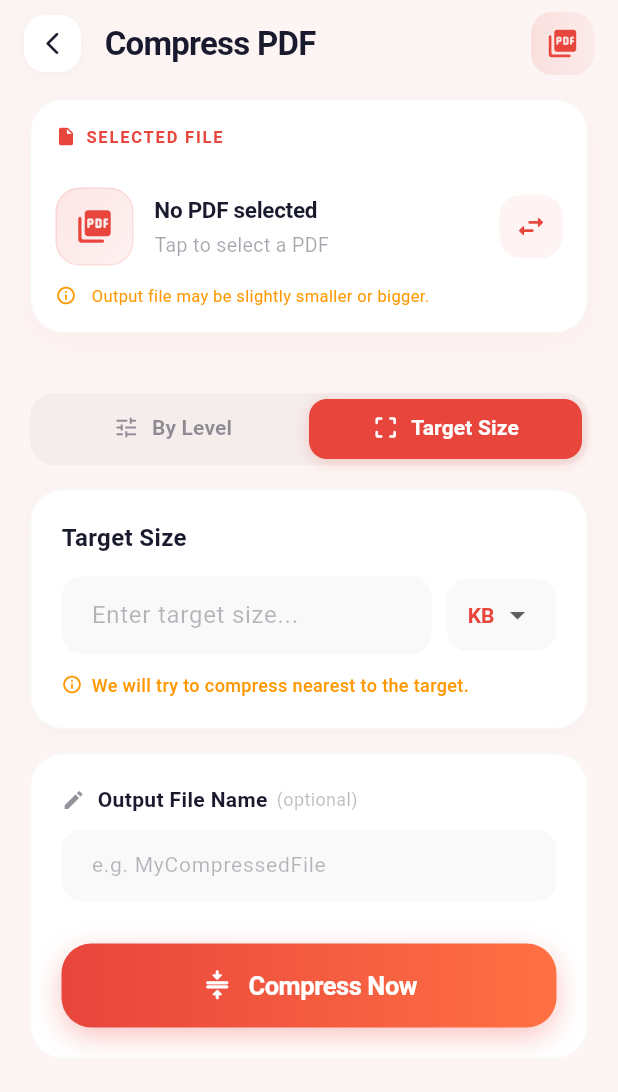
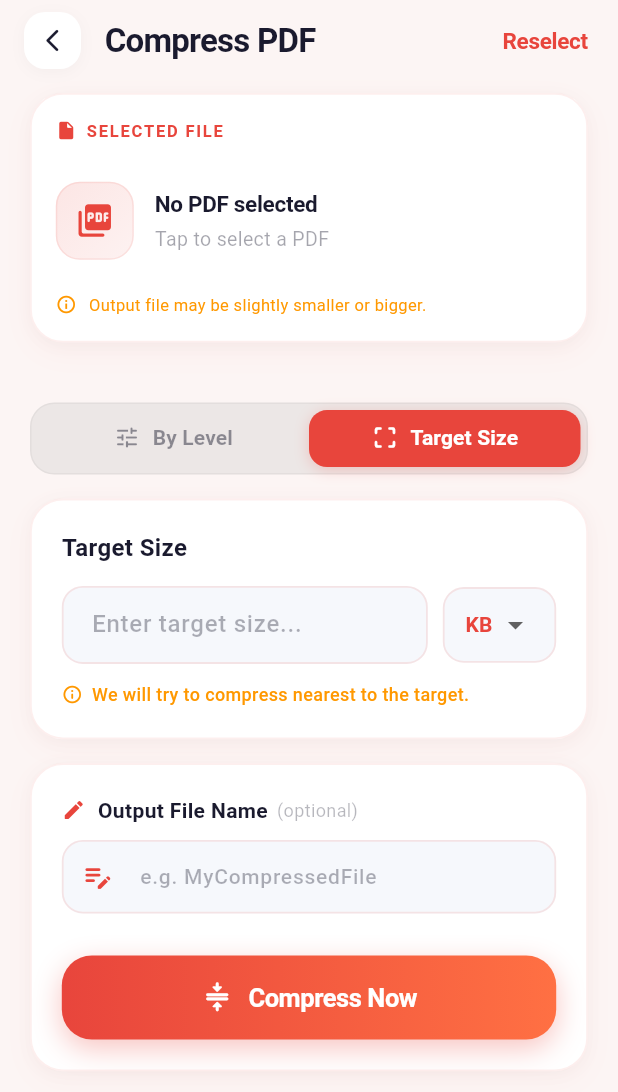
Before and after one commit to anil-s-yadav/REDPDF_compress, a Flutter app: the CompressPdfScreen screen opened by its route, tab 2 chosen, on a phone screen of 412 x 824 dp. Shown: the top 1092 px of the screen. Run offline on Flutter 3.47's test engine with Material 3 defaults, Android fonts, the phone set to English and light mode, and no system bars; our stand-ins replace file_picker, flutter_image_compress, flutter_local_notifications, flutter_timezone, open_filex, share_plus and 2 more; missing offline and left inert: external_path, in_app_update, pdf_manipulator, pdfrx, saf; accounts and stored records are empty.

```diff
--- a/lib/screens/pdf_com_screen.dart
+++ b/lib/screens/pdf_com_screen.dart
@@ -14,6 +14,7 @@ import '../providers/settings_provider.dart';
 import '../providers/history_provider.dart';
 import '../models/compression_history_item.dart';
 import 'package:pdf_manipulator/pdf_manipulator.dart';
+import 'package:compress_pdf_redpdf/screens/pdf_view_screen.dart';
 
 class CompressPdfScreen extends StatefulWidget {
   final File? initialFile;
@@ -119,7 +120,7 @@ class _CompressPdfScreenState extends State<CompressPdfScreen>
     });
   }
 
-  Future<String?> _showPasswordDialog() async {
+  Future<String?> _showPasswordDialog({String hint = 'Enter PDF password to unlock'}) async {
     String? password;
     return showDialog<String>(
       context: context,
@@ -132,8 +133,8 @@ class _CompressPdfScreenState extends State<CompressPdfScreen>
           title: const Text('Password Protected'),
           content: TextField(
             obscureText: true,
-            decoration: const InputDecoration(
-              hintText: 'Enter PDF password to unlock',
+            decoration: InputDecoration(
+              hintText: hint,
             ),
             onChanged: (value) {
               password = value;
@@ -151,6 +152,63 @@ class _CompressPdfScreenState extends State<CompressPdfScreen>
           ],
         );
       },
+    );
+  }
+
+  Future<void> _viewSelectedPdf() async {
+    final file = _selectedPdf;
+    if (file == null) return;
+
+    if (!await file.exists()) {
+      if (!mounted) return;
+      ScaffoldMessenger.of(context).showSnackBar(
+        const SnackBar(content: Text('Selected PDF file not found.')),
+      );
+      return;
+    }
+
+    final name = file.uri.pathSegments.isNotEmpty
+        ? file.uri.pathSegments.last
+        : 'PDF Document';
+
+    bool isProtected = false;
+    try {
+      final protectionInfo = await PdfManipulator().pdfValidityAndProtection(
+        params: PDFValidityAndProtectionParams(pdfPath: file.path),
+      );
+      if (protectionInfo != null &&
+          (protectionInfo.isOpenPasswordProtected == true ||
+              protectionInfo.isOwnerPasswordProtected == true)) {
+        isProtected = true;
+      }
+    } catch (_) {}
+
+    String? password;
+    if (isProtected) {
+      if (!mounted) return;
+      password = await _showPasswordDialog(hint: 'Enter PDF password to view');
+      if (password == null || password.isEmpty) {
+        if (mounted) {
+          ScaffoldMessenger.of(context).showSnackBar(
+            const SnackBar(
+              content: Text('Password is required to view this PDF.'),
+            ),
+          );
+        }
+        return;
+      }
+    }
+
+    if (!mounted) return;
+    Navigator.push(
+      context,
+      MaterialPageRoute(
+        builder: (context) => PdfViewScreen(
+          title: name,
+          path: file.path,
+          password: password,
+        ),
+      ),
     );
   }
 
@@ -424,21 +482,20 @@ class _CompressPdfScreenState extends State<CompressPdfScreen>
               ),
             ),
           ),
-          Container(
-            padding: const EdgeInsets.all(10),
-            decoration: BoxDecoration(
-              gradient: LinearGradient(
-                colors: [
-                  colors.primary.withAlpha(30),
-                  colors.primary.withAlpha(15),
-                ],
+          GestureDetector(
+            onTap: _pickPdf,
+            behavior: HitTestBehavior.opaque,
+            child: Padding(
+              padding: const EdgeInsets.symmetric(horizontal: 4, vertical: 8),
+              child: Text(
+                "Reselect",
+                style: TextStyle(
+                  color: colors.primary,
+                  fontSize: 15,
+                  fontWeight: FontWeight.w700,
+                  letterSpacing: -0.2,
                 ),
-              borderRadius: BorderRadius.circular(14),
               ),
-            child: Icon(
-              Icons.picture_as_pdf_rounded,
-              size: 22,
-              color: colors.primary,
             ),
           ),
         ],
@@ -458,13 +515,19 @@ class _CompressPdfScreenState extends State<CompressPdfScreen>
         color: colors.card,
         borderRadius: BorderRadius.circular(22),
         border: Border.all(
-          color: isDark ? Colors.white.withAlpha(8) : Colors.black.withAlpha(6),
+          color: isDark ? Colors.white.withAlpha(18) : colors.primary.withAlpha(22),
+          width: 1.2,
         ),
         boxShadow: [
           BoxShadow(
-            color: colors.primary.withAlpha(isDark ? 10 : 12),
+            color: colors.primary.withAlpha(isDark ? 15 : 12),
             blurRadius: 16,
             offset: const Offset(0, 6),
+          ),
+          BoxShadow(
+            color: Colors.black.withAlpha(isDark ? 30 : 6),
+            blurRadius: 8,
+            offset: const Offset(0, 2),
           ),
         ],
       ),
@@ -492,7 +555,10 @@ class _CompressPdfScreenState extends State<CompressPdfScreen>
             ],
           ),
           const SizedBox(height: 14),
-          Row(
+          GestureDetector(
+            onTap: file == null ? _pickPdf : _viewSelectedPdf,
+            behavior: HitTestBehavior.opaque,
+            child: Row(
               children: [
                 // PDF icon
                 Container(
@@ -545,23 +611,8 @@ class _CompressPdfScreenState extends State<CompressPdfScreen>
                     ],
                   ),
                 ),
-              // Change button
-              GestureDetector(
-                onTap: _pickPdf,
-                child: Container(
-                  padding: const EdgeInsets.all(10),
-                  decoration: BoxDecoration(
-                    color: colors.primary.withAlpha(15),
-                    borderRadius: BorderRadius.circular(14),
+              ],
             ),
-                  child: Icon(
-                    Icons.swap_horiz_rounded,
-                    color: colors.primary,
-                    size: 22,
-                  ),
-                ),
-              ),
-            ],
           ),
 
           // ── Estimated size row ──
@@ -571,14 +622,16 @@ class _CompressPdfScreenState extends State<CompressPdfScreen>
               child: _estimatedRow(colors, isDark),
             ),
           ],
-          const SizedBox(width: 14),
+          const SizedBox(height: 10),
           Row(
-            spacing: 10,
             children: [
-              Icon(Icons.info_outline, size: 14, color: Colors.orange),
-              Text(
+              const Icon(Icons.info_outline, size: 14, color: Colors.orange),
+              const SizedBox(width: 8),
+              Expanded(
+                child: Text(
                   "Output file may be slightly smaller or bigger.",
-                style: TextStyle(fontSize: 11, color: Colors.orange),
+                  style: const TextStyle(fontSize: 11, color: Colors.orange),
+                ),
               ),
             ],
           ),
@@ -687,8 +740,11 @@ class _CompressPdfScreenState extends State<CompressPdfScreen>
       height: 48,
       padding: const EdgeInsets.all(4),
       decoration: BoxDecoration(
-        color: isDark ? Colors.white.withAlpha(8) : Colors.black.withAlpha(8),
+        color: isDark ? Colors.white.withAlpha(12) : const Color(0xFFECE7E6),
         borderRadius: BorderRadius.circular(16),
+        border: Border.all(
+          color: isDark ? Colors.white.withAlpha(15) : Colors.black.withAlpha(10),
+        ),
       ),
       child: TabBar(
         controller: _modeTabController,
@@ -753,13 +809,19 @@ class _CompressPdfScreenState extends State<CompressPdfScreen>
         color: colors.card,
         borderRadius: BorderRadius.circular(22),
         border: Border.all(
-          color: isDark ? Colors.white.withAlpha(8) : Colors.black.withAlpha(6),
+          color: isDark ? Colors.white.withAlpha(18) : colors.primary.withAlpha(22),
+          width: 1.2,
         ),
         boxShadow: [
           BoxShadow(
-            color: Colors.black.withAlpha(isDark ? 20 : 5),
-            blurRadius: 12,
-            offset: const Offset(0, 4),
+            color: colors.primary.withAlpha(isDark ? 15 : 10),
+            blurRadius: 16,
+            offset: const Offset(0, 6),
+          ),
+          BoxShadow(
+            color: Colors.black.withAlpha(isDark ? 30 : 6),
+            blurRadius: 8,
+            offset: const Offset(0, 2),
           ),
         ],
       ),
@@ -916,13 +978,19 @@ class _CompressPdfScreenState extends State<CompressPdfScreen>
         color: colors.card,
         borderRadius: BorderRadius.circular(22),
         border: Border.all(
-          color: isDark ? Colors.white.withAlpha(8) : Colors.black.withAlpha(6),
+          color: isDark ? Colors.white.withAlpha(18) : colors.primary.withAlpha(22),
+          width: 1.2,
         ),
         boxShadow: [
           BoxShadow(
-            color: Colors.black.withAlpha(isDark ? 20 : 5),
-            blurRadius: 12,
-            offset: const Offset(0, 4),
+            color: colors.primary.withAlpha(isDark ? 15 : 10),
+            blurRadius: 16,
+            offset: const Offset(0, 6),
+          ),
+          BoxShadow(
+            color: Colors.black.withAlpha(isDark ? 30 : 6),
+            blurRadius: 8,
+            offset: const Offset(0, 2),
           ),
         ],
       ),
@@ -947,21 +1015,33 @@ class _CompressPdfScreenState extends State<CompressPdfScreen>
                     decimal: true,
                   ),
                   onChanged: (val) => setState(() {}),
-                  style: TextStyle(color: colors.text),
+                  style: TextStyle(color: colors.text, fontWeight: FontWeight.w500),
                   decoration: InputDecoration(
                     hintText: "Enter target size...",
-                    hintStyle: TextStyle(color: colors.text.withAlpha(80)),
+                    hintStyle: TextStyle(color: colors.text.withAlpha(90)),
                     filled: true,
                     fillColor: isDark
-                        ? Colors.white.withAlpha(8)
-                        : Colors.black.withAlpha(6),
-                    border: OutlineInputBorder(
-                      borderRadius: BorderRadius.circular(14),
-                      borderSide: BorderSide.none,
-                    ),
+                        ? Colors.white.withAlpha(12)
+                        : const Color(0xFFF6F8FC),
                     contentPadding: const EdgeInsets.symmetric(
                       horizontal: 16,
                       vertical: 14,
+                    ),
+                    enabledBorder: OutlineInputBorder(
+                      borderRadius: BorderRadius.circular(14),
+                      borderSide: BorderSide(
+                        color: isDark
+                            ? Colors.white.withAlpha(20)
+                            : colors.primary.withAlpha(30),
+                        width: 1.2,
+                      ),
+                    ),
+                    focusedBorder: OutlineInputBorder(
+                      borderRadius: BorderRadius.circular(14),
+                      borderSide: BorderSide(
+                        color: colors.primary,
+                        width: 1.8,
+                      ),
                     ),
                   ),
                 ),
@@ -971,9 +1051,15 @@ class _CompressPdfScreenState extends State<CompressPdfScreen>
                 padding: const EdgeInsets.symmetric(horizontal: 14),
                 decoration: BoxDecoration(
                   color: isDark
-                      ? Colors.white.withAlpha(8)
-                      : Colors.black.withAlpha(6),
+                      ? Colors.white.withAlpha(12)
+                      : const Color(0xFFF6F8FC),
                   borderRadius: BorderRadius.circular(14),
+                  border: Border.all(
+                    color: isDark
+                        ? Colors.white.withAlpha(20)
+                        : colors.primary.withAlpha(30),
+                    width: 1.2,
+                  ),
                 ),
                 child: DropdownButtonHideUnderline(
                   child: DropdownButton<String>(
@@ -1027,8 +1113,21 @@ class _CompressPdfScreenState extends State<CompressPdfScreen>
         color: colors.card,
         borderRadius: BorderRadius.circular(22),
         border: Border.all(
-          color: isDark ? Colors.white.withAlpha(8) : Colors.black.withAlpha(6),
+          color: isDark ? Colors.white.withAlpha(18) : colors.primary.withAlpha(22),
+          width: 1.2,
         ),
+        boxShadow: [
+          BoxShadow(
+            color: colors.primary.withAlpha(isDark ? 15 : 10),
+            blurRadius: 16,
+            offset: const Offset(0, 6),
+          ),
+          BoxShadow(
+            color: Colors.black.withAlpha(isDark ? 30 : 6),
+            blurRadius: 8,
+            offset: const Offset(0, 2),
+          ),
+        ],
       ),
       child: Column(
         spacing: 10,
@@ -1039,7 +1138,7 @@ class _CompressPdfScreenState extends State<CompressPdfScreen>
               Icon(
                 Icons.edit_rounded,
                 size: 16,
-                color: colors.text.withAlpha(120),
+                color: colors.primary,
               ),
               const SizedBox(width: 8),
               Text(
@@ -1063,24 +1162,45 @@ class _CompressPdfScreenState extends State<CompressPdfScreen>
 
           TextField(
             controller: _outputNameCtrl,
-            style: TextStyle(color: colors.text, fontSize: 14),
+            style: TextStyle(
+              color: colors.text,
+              fontSize: 14,
+              fontWeight: FontWeight.w500,
+            ),
             decoration: InputDecoration(
+              prefixIcon: Icon(
+                Icons.edit_note_rounded,
+                color: colors.primary,
+                size: 22,
+              ),
               hintText: "e.g. MyCompressedFile",
               hintStyle: TextStyle(
-                color: colors.text.withAlpha(80),
+                color: colors.text.withAlpha(90),
                 fontSize: 14,
               ),
               filled: true,
               fillColor: isDark
-                  ? Colors.white.withAlpha(8)
-                  : Colors.black.withAlpha(6),
-              border: OutlineInputBorder(
-                borderRadius: BorderRadius.circular(14),
-                borderSide: BorderSide.none,
-              ),
+                  ? Colors.white.withAlpha(12)
+                  : const Color(0xFFF6F8FC),
               contentPadding: const EdgeInsets.symmetric(
                 horizontal: 16,
-                vertical: 12,
+                vertical: 14,
+              ),
+              enabledBorder: OutlineInputBorder(
+                borderRadius: BorderRadius.circular(14),
+                borderSide: BorderSide(
+                  color: isDark
+                      ? Colors.white.withAlpha(20)
+                      : colors.primary.withAlpha(30),
+                  width: 1.2,
+                ),
+              ),
+              focusedBorder: OutlineInputBorder(
+                borderRadius: BorderRadius.circular(14),
+                borderSide: BorderSide(
+                  color: colors.primary,
+                  width: 1.8,
+                ),
               ),
             ),
           ),
```
Also changed, not shown: lib/screens/homescreen.dart (+9 -0 lines), lib/screens/image_com_screen.dart (+35 -5 lines), lib/screens/profilescreen.dart (+5 -5 lines), lib/services/notification_service.dart (+8 -8 lines), 7 other files. Lines whose indentation alone changed are shown as unchanged.
